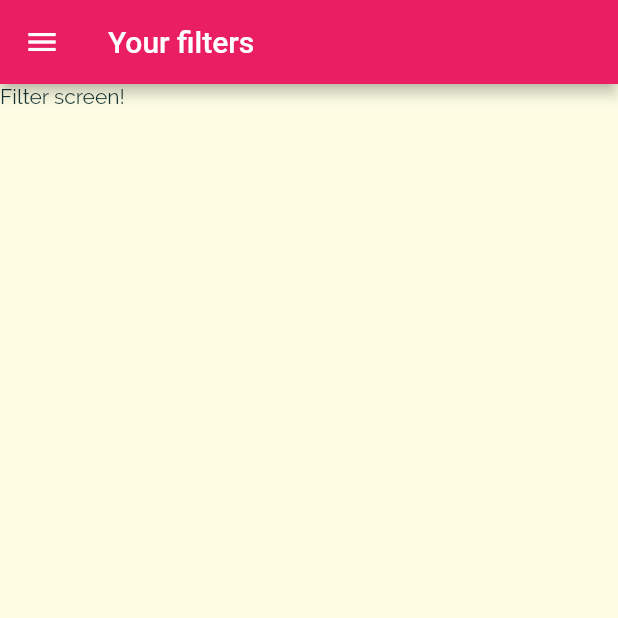
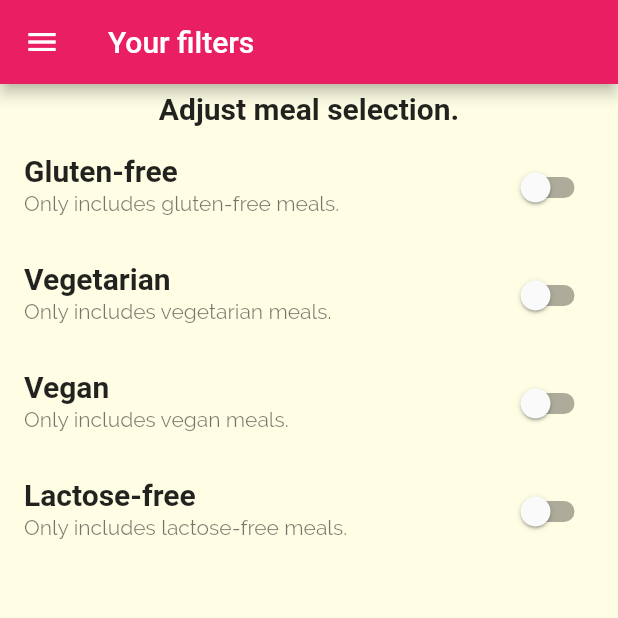
Before and after one commit to RCK-DEV/meals_app, a Flutter app: the FiltersScreen screen opened by its route, on a phone screen of 412 x 824 dp, the top half of it. Run offline on Flutter 3.47's test engine with Material 2 defaults, Android fonts, the phone set to English and light mode, and no system bars; Roboto replaces fonts that are missing (RobotoCondensed).

Commit message:
filters screen ui implemented

```diff
--- a/lib/screens/filters_screen.dart
+++ b/lib/screens/filters_screen.dart
@@ -8,15 +8,80 @@ class FiltersScreen extends StatefulWidget {
   State<FiltersScreen> createState() => _FiltersScreenState();
 }
 
+class FilterWrapper {
+  bool _value = false;
+  FilterWrapper(this._value);
+  switchState() => _value = !_value;
+}
+
 class _FiltersScreenState extends State<FiltersScreen> {
+  List<Map<String, dynamic>> filters = [
+    {
+      'id': 'glutenFree',
+      'title': 'Gluten-free',
+      'subtitle': 'Only includes gluten-free meals.',
+      'filter': FilterWrapper(false),
+    },
+    {
+      'id': 'vegetarian',
+      'title': 'Vegetarian',
+      'subtitle': 'Only includes vegetarian meals.',
+      'filter': FilterWrapper(false),
+    },
+    {
+      'id': 'vegan',
+      'title': 'Vegan',
+      'subtitle': 'Only includes vegan meals.',
+      'filter': FilterWrapper(false),
+    },
+    {
+      'id': 'lactoseFree',
+      'title': 'Lactose-free',
+      'subtitle': 'Only includes lactose-free meals.',
+      'filter': FilterWrapper(false),
+    },
+  ];
+
   @override
   Widget build(BuildContext context) {
     return Scaffold(
       appBar: AppBar(title: Text('Your filters')),
       drawer: MainDrawer(),
-      body: Container(
-        child: Text('Filter screen!'),
+      body: Column(
+        children: [
+          Container(
+            padding: EdgeInsets.all(5),
+            child: Text(
+              'Adjust meal selection.',
+              style: Theme.of(context).textTheme.titleMedium,
+            ),
+          ),
+          Expanded(
+              child: ListView(
+            children: filters.map((filter) {
+              return _buildSwitchListTile(
+                filter['filter'],
+                filter['title'],
+                filter['subtitle'],
+              );
+            }).toList(),
+            // children: [
+            //   _buildSwitchListTile(_glutenFree, 'Gluten-free', 'Only includes gluten-free meals.'),
+            // ],
+          ))
+        ],
       ),
     );
   }
+
+  Widget _buildSwitchListTile(FilterWrapper filter, String title, String subtitle) {
+    return SwitchListTile(
+      value: filter._value,
+      onChanged: (newBoolState) {
+        setState(() => filter.switchState());
+      },
+      title: Text(title),
+      subtitle: Text(subtitle),
+    );
+  }
 }
--- a/lib/widgets/meal_item.dart
+++ b/lib/widgets/meal_item.dart
@@ -15,6 +15,7 @@ class MealItem extends StatelessWidget {
       MealDetailScreen.routeName,
       arguments: {'meal': meal},
     ).then((poppedArgs) {
+      // Gets triggered when screen gets popped
       if (poppedArgs != null && poppedArgs is Meal) {
         print(poppedArgs.title);
         removeItemHandler(meal);
```
